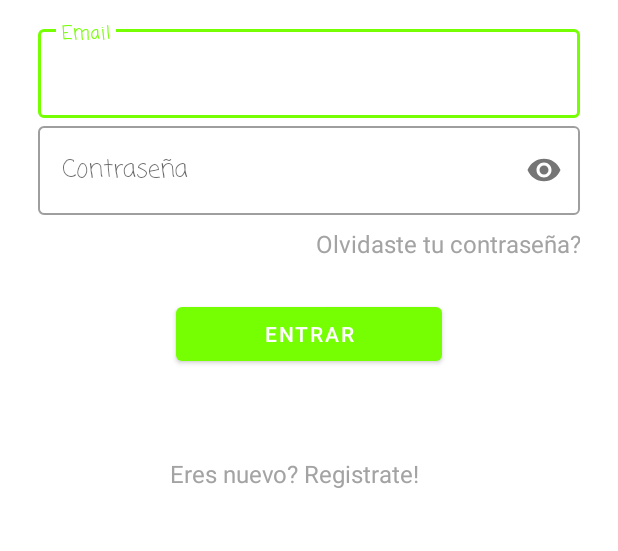
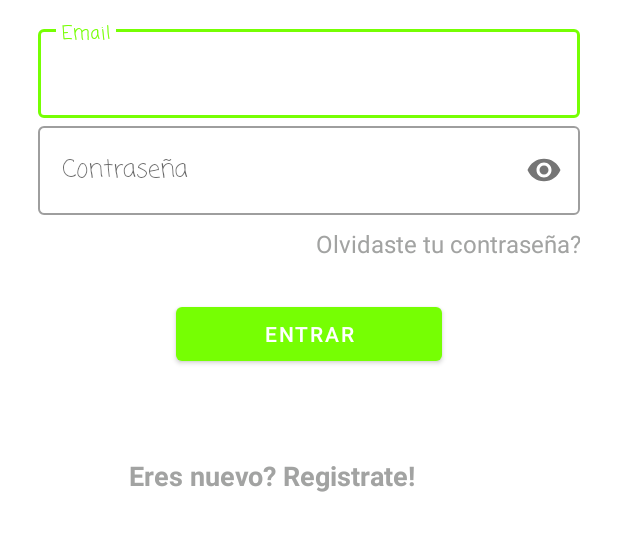
Before and after one commit to Rodrigo244/LoginAnimation, an Android app: the screen it shows after launch (LoginActivity), on a phone screen of 412 x 824 dp, the part 263-814 px from its top. Run offline under Robolectric (Android 15) with nearby library versions, the phone set to English and light mode, and no system bars.

Commit message:
-finish design screen register.

```diff
--- a/app/src/main/java/com/example/loginanimation/LoginActivity.java
+++ b/app/src/main/java/com/example/loginanimation/LoginActivity.java
@@ -2,13 +2,47 @@ package com.example.loginanimation;
 
 import androidx.appcompat.app.AppCompatActivity;
 
+import android.content.Intent;
 import android.os.Bundle;
+import android.view.View;
+import android.widget.ImageView;
+import android.widget.TextView;
+
+import com.google.android.material.button.MaterialButton;
+import com.google.android.material.textfield.TextInputLayout;
 
 public class LoginActivity extends AppCompatActivity {
+
+
+    TextView nuevoUsuario, bienvenidoLabel;
+    ImageView logoImageView;
+    TextInputLayout usuarioSignUpTextField, passwordTextField;
+    MaterialButton btnInicioSesion;
 
     @Override
     protected void onCreate(Bundle savedInstanceState) {
         super.onCreate(savedInstanceState);
         setContentView(R.layout.activity_login);
+
+
+        logoImageView = findViewById(R.id.signUpImage);
+        bienvenidoLabel = findViewById(R.id.bienvenidoLabel);
+        usuarioSignUpTextField = findViewById(R.id.emailTextField);
+        passwordTextField = findViewById(R.id.passwordTextField);
+        nuevoUsuario = findViewById(R.id.nuevoUsuario);
+
+        nuevoUsuario.setOnClickListener(new View.OnClickListener() {
+            @Override
+            public void onClick(View view) {
+                transitionBack();
+            }
+        });
+
+    }
+
+    private void transitionBack() {
+        Intent intent = new Intent(LoginActivity.this, SignUpActivity.class);
+        startActivity(intent);
+        finish();
     }
 }
--- a/app/src/main/res/layout/activity_login.xml
+++ b/app/src/main/res/layout/activity_login.xml
@@ -77,7 +77,7 @@
 
         <TextView
             android:id="@+id/nuevoUsuario"
-            android:layout_width="185dp"
+            android:layout_width="240dp"
             android:layout_height="wrap_content"
             android:layout_gravity="center"
             android:layout_marginTop="8dp"
@@ -85,7 +85,8 @@
             android:focusable="true"
             android:text="Eres nuevo? Registrate!"
             android:textColor="@color/gray"
-            android:textSize="16dp" />
+            android:textSize="18dp"
+            android:textStyle="bold" />
 
     </LinearLayout>
 
```
Also changed, not shown: app/src/main/java/com/example/loginanimation/SignUpActivity.java (+37 -2 lines), app/src/main/res/layout/activity_sign_up.xml (+5 -4 lines).
